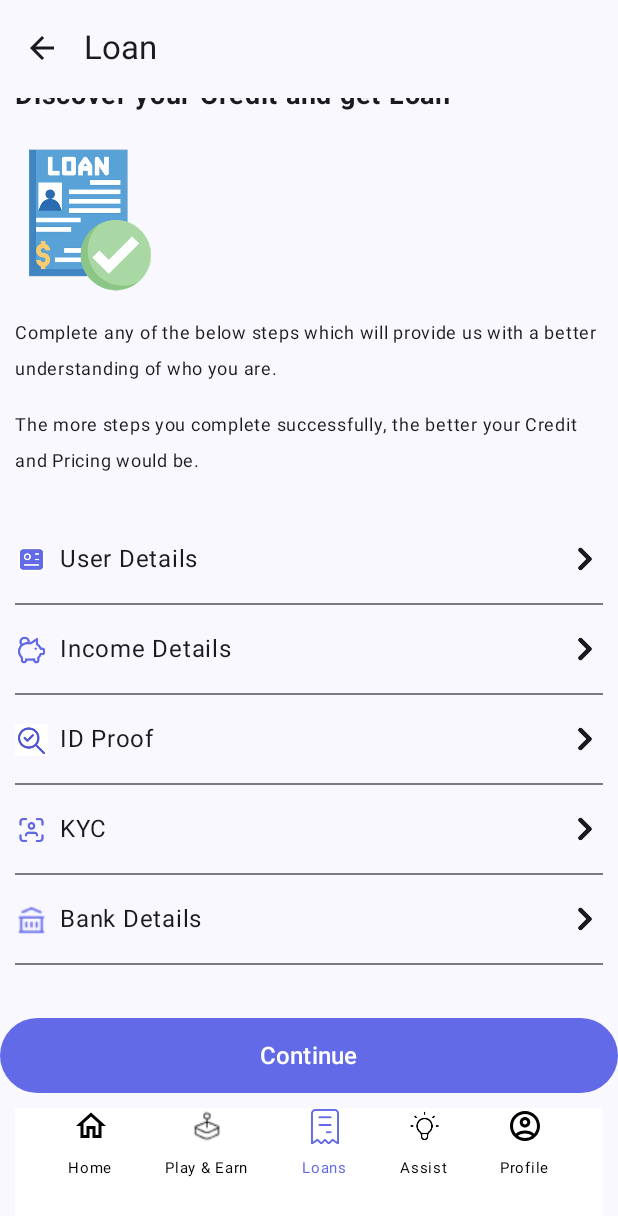
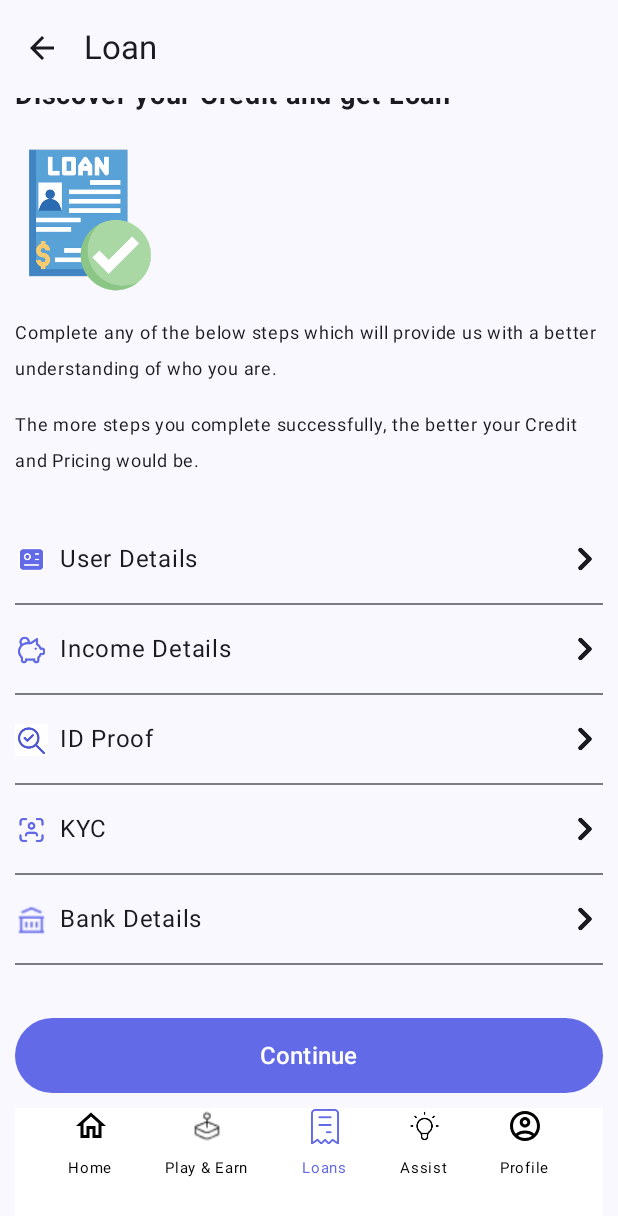
Before and after one commit to DevDewangan16/Vasudev_Kutumbhakam, an Android app built with Jetpack Compose: the LoanStepsScreen screen opened through its navigation route, scrolled down 49 dp, on a phone screen of 412 x 824 dp. Shown: the top 1216 px of the screen. Run offline under Robolectric (Android 15) with nearby library versions, the phone set to English and light mode, and no system bars.

Commit message:
Added the proper Spacing.

```diff
--- a/app/src/main/java/com/example/vasudevkutumbhakam/ui/LoanStepScreen.kt
+++ b/app/src/main/java/com/example/vasudevkutumbhakam/ui/LoanStepScreen.kt
@@ -105,7 +105,7 @@ fun LoanStepsScreen(navController: NavHostController) {
                 },
                 modifier = Modifier
                     .fillMaxWidth()
-                    .height(50.dp),
+                    .height(50.dp).padding(start = 10.dp, end = 10.dp),
                 colors = ButtonDefaults.buttonColors(
                     Color(0xff636AE8)
                 )
```
